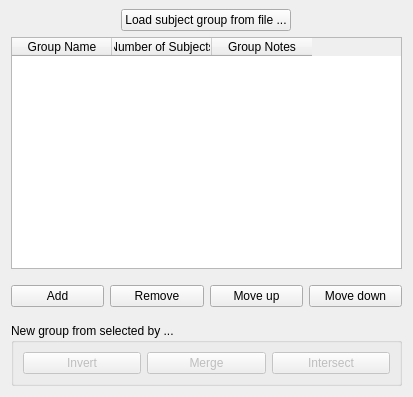
softmatterlab/Braph-2.0-Python, file braphy/gui/ui_files/group_table_widget.ui: the form before one commit.
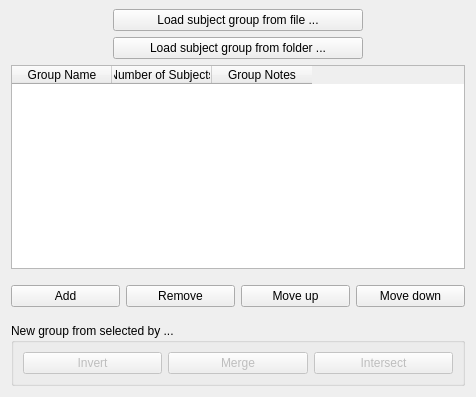
The form after the commit.

Commit message: Add possibility to load folder of fmri xlsx data

Diff of the .ui file:
```diff
--- a/braphy/gui/ui_files/group_table_widget.ui
+++ b/braphy/gui/ui_files/group_table_widget.ui
@@ -6,7 +6,7 @@
    <rect>
     <x>0</x>
     <y>0</y>
-    <width>413</width>
+    <width>476</width>
     <height>397</height>
    </rect>
   </property>
@@ -20,16 +20,53 @@
    <item alignment="Qt::AlignHCenter">
     <widget class="QPushButton" name="btnLoadSubject">
      <property name="sizePolicy">
-      <sizepolicy hsizetype="Maximum" vsizetype="Fixed">
+      <sizepolicy hsizetype="Fixed" vsizetype="Fixed">
        <horstretch>0</horstretch>
        <verstretch>0</verstretch>
       </sizepolicy>
      </property>
+     <property name="minimumSize">
+      <size>
+       <width>250</width>
+       <height>0</height>
+      </size>
+     </property>
+     <property name="maximumSize">
+      <size>
+       <width>250</width>
+       <height>16777215</height>
+      </size>
+     </property>
      <property name="text">
       <string>Load subject group from file ...</string>
      </property>
     </widget>
    </item>
+   <item alignment="Qt::AlignHCenter">
+    <widget class="QPushButton" name="btnLoadFolder">
+     <property name="sizePolicy">
+      <sizepolicy hsizetype="Fixed" vsizetype="Fixed">
+       <horstretch>0</horstretch>
+       <verstretch>0</verstretch>
+      </sizepolicy>
+     </property>
+     <property name="minimumSize">
+      <size>
+       <width>250</width>
+       <height>0</height>
+      </size>
+     </property>
+     <property name="maximumSize">
+      <size>
+       <width>250</width>
+       <height>16777215</height>
+      </size>
+     </property>
+     <property name="text">
+      <string>Load subject group from folder ...</string>
+     </property>
+    </widget>
+   </item>
    <item>
     <widget class="QTableWidget" name="tableWidget_groups">
      <property name="sizePolicy">
```
The commit also changes 4 other files.
